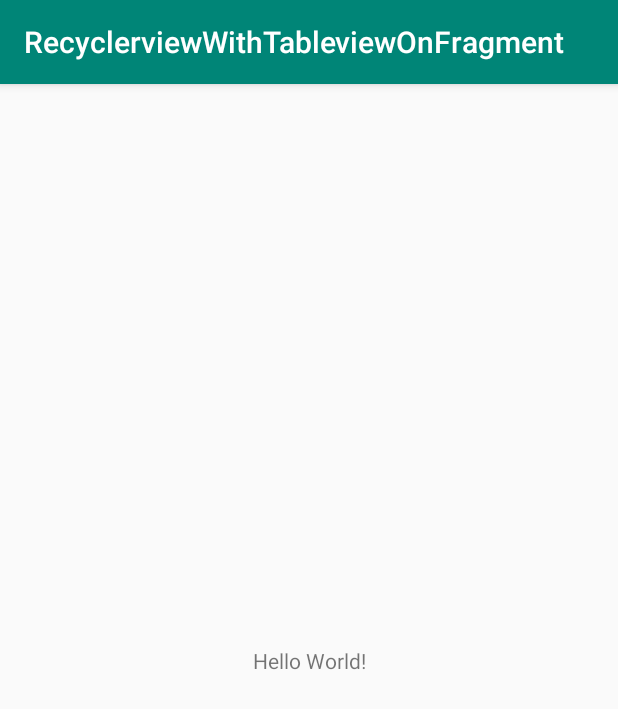
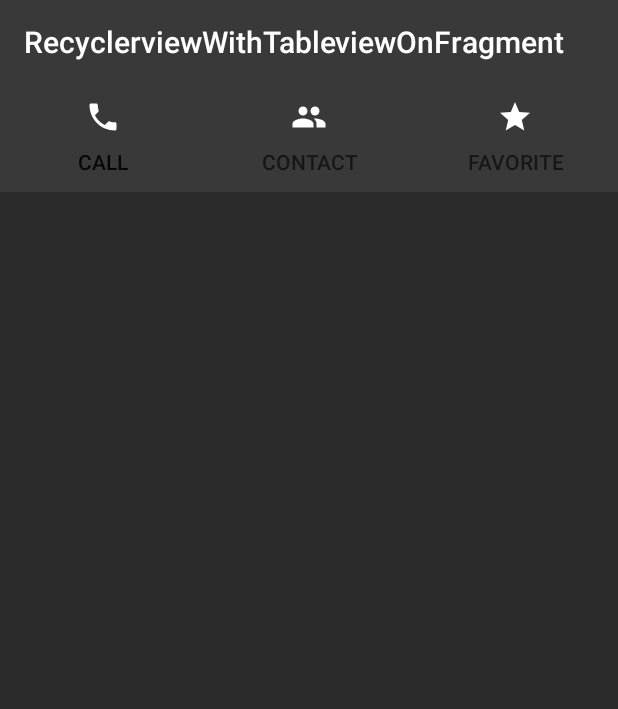
Before and after one commit to foureverhh/FragmentWithRecyclerview, an Android app: the screen it shows after launch (MainActivity), on a phone screen of 412 x 824 dp. Shown: the top 709 px of the screen. Run offline under Robolectric (Android 15) with nearby library versions, the phone set to English and light mode, and no system bars.

Commit message:
Set up viewpager on tablayout

```diff
--- a/app/build.gradle
+++ b/app/build.gradle
@@ -25,4 +25,7 @@ dependencies {
     testImplementation 'junit:junit:4.12'
     androidTestImplementation 'com.android.support.test:runner:1.0.2'
     androidTestImplementation 'com.android.support.test.espresso:espresso-core:3.0.2'
+
+    implementation 'com.android.support:design:28.0.0'
+
 }
--- /dev/null
+++ b/app/src/main/java/com/nackademin/foureverhh/recyclerviewwithtableviewonfragment/FragmentCall.java
@@ -0,0 +1,24 @@
+package com.nackademin.foureverhh.recyclerviewwithtableviewonfragment;
+
+import android.os.Bundle;
+import android.support.annotation.NonNull;
+import android.support.annotation.Nullable;
+import android.support.v4.app.Fragment;
+import android.view.LayoutInflater;
+import android.view.View;
+import android.view.ViewGroup;
+
+public class FragmentCall extends Fragment {
+
+    View view;
+
+    public FragmentCall() {
+    }
+
+    @Nullable
+    @Override
+    public View onCreateView(@NonNull LayoutInflater inflater, @Nullable ViewGroup container, @Nullable Bundle savedInstanceState) {
+        view = inflater.inflate(R.layout.call_fragment,container,false);
+        return view;
+    }
+}
--- /dev/null
+++ b/app/src/main/java/com/nackademin/foureverhh/recyclerviewwithtableviewonfragment/FragmentContact.java
@@ -0,0 +1,24 @@
+package com.nackademin.foureverhh.recyclerviewwithtableviewonfragment;
+
+import android.os.Bundle;
+import android.support.annotation.NonNull;
+import android.support.annotation.Nullable;
+import android.support.v4.app.Fragment;
+import android.view.LayoutInflater;
+import android.view.View;
+import android.view.ViewGroup;
+
+public class FragmentContact extends Fragment {
+
+    View view;
+
+    public FragmentContact() {
+    }
+
+    @Nullable
+    @Override
+    public View onCreateView(@NonNull LayoutInflater inflater, @Nullable ViewGroup container, @Nullable Bundle savedInstanceState) {
+        view = inflater.inflate(R.layout.contact_fragment,container,false);
+        return view;
+    }
+}
--- /dev/null
+++ b/app/src/main/java/com/nackademin/foureverhh/recyclerviewwithtableviewonfragment/FragmentFav.java
@@ -0,0 +1,24 @@
+package com.nackademin.foureverhh.recyclerviewwithtableviewonfragment;
+
+import android.os.Bundle;
+import android.support.annotation.NonNull;
+import android.support.annotation.Nullable;
+import android.support.v4.app.Fragment;
+import android.view.LayoutInflater;
+import android.view.View;
+import android.view.ViewGroup;
+
+public class FragmentFav extends Fragment {
+
+    View view;
+
+    public FragmentFav() {
+    }
+
+    @Nullable
+    @Override
+    public View onCreateView(@NonNull LayoutInflater inflater, @Nullable ViewGroup container, @Nullable Bundle savedInstanceState) {
+        view = inflater.inflate(R.layout.fav_fragment,container,false);
+        return view;
+    }
+}
--- a/app/src/main/java/com/nackademin/foureverhh/recyclerviewwithtableviewonfragment/MainActivity.java
+++ b/app/src/main/java/com/nackademin/foureverhh/recyclerviewwithtableviewonfragment/MainActivity.java
@@ -1,13 +1,41 @@
 package com.nackademin.foureverhh.recyclerviewwithtableviewonfragment;
 
+import android.support.design.widget.TabLayout;
+import android.support.v4.app.FragmentManager;
+import android.support.v4.view.ViewPager;
+import android.support.v7.app.ActionBar;
 import android.support.v7.app.AppCompatActivity;
 import android.os.Bundle;
 
 public class MainActivity extends AppCompatActivity {
 
+    private TabLayout tabLayout;
+    private ViewPager viewPager;
+    private ViewPagerAdapter viewPagerAdapter;
+
     @Override
     protected void onCreate(Bundle savedInstanceState) {
         super.onCreate(savedInstanceState);
         setContentView(R.layout.activity_main);
+
+        tabLayout = findViewById(R.id.tabLayout_id);
+        viewPager = findViewById(R.id.viewPager_id);
+        viewPagerAdapter = new ViewPagerAdapter(getSupportFragmentManager());
+
+        //Add Fragment Here
+        viewPagerAdapter.addFragment(new FragmentCall(),"Call");
+        viewPagerAdapter.addFragment(new FragmentContact(),"Contact");
+        viewPagerAdapter.addFragment(new FragmentFav(),"Favorite");
+
+        viewPager.setAdapter(viewPagerAdapter);
+        tabLayout.setupWithViewPager(viewPager);
+
+        tabLayout.getTabAt(0).setIcon(R.drawable.ic_call);
+        tabLayout.getTabAt(1).setIcon(R.drawable.ic_group);
+        tabLayout.getTabAt(2).setIcon(R.drawable.ic_star);
+
+        //Remove shadow from action bar
+        ActionBar actionBar = getSupportActionBar();
+        actionBar.setElevation(0);
     }
 }
--- /dev/null
+++ b/app/src/main/java/com/nackademin/foureverhh/recyclerviewwithtableviewonfragment/ViewPagerAdapter.java
@@ -0,0 +1,42 @@
+package com.nackademin.foureverhh.recyclerviewwithtableviewonfragment;
+
+import android.support.annotation.Nullable;
+import android.support.v4.app.Fragment;
+import android.support.v4.app.FragmentManager;
+import android.support.v4.app.FragmentPagerAdapter;
+
+import java.util.ArrayList;
+import java.util.List;
+
+public class ViewPagerAdapter extends FragmentPagerAdapter {
+
+    private final List<Fragment> listFragments = new ArrayList<>();
+    private final List<String> listTitles = new ArrayList<>();
+
+
+    public ViewPagerAdapter(FragmentManager fm) {
+        super(fm);
+    }
+
+    @Override
+    public Fragment getItem(int i) {
+        return listFragments.get(i);
+    }
+
+    @Override
+    public int getCount() {
+        return listFragments.size();
+    }
+
+
+    @Nullable
+    @Override
+    public CharSequence getPageTitle(int position) {
+        return listTitles.get(position);
+    }
+
+    public void addFragment(Fragment fragment,String title){
+        listFragments.add(fragment);
+        listTitles.add(title);
+    }
+}
--- /dev/null
+++ b/app/src/main/res/drawable/ic_call.xml
@@ -0,0 +1,9 @@
+<vector xmlns:android="http://schemas.android.com/apk/res/android"
+        android:width="24dp"
+        android:height="24dp"
+        android:viewportWidth="24.0"
+        android:viewportHeight="24.0">
+    <path
+        android:fillColor="#fff"
+        android:pathData="M6.62,10.79c1.44,2.83 3.76,5.14 6.59,6.59l2.2,-2.2c0.27,-0.27 0.67,-0.36 1.02,-0.24 1.12,0.37 2.33,0.57 3.57,0.57 0.55,0 1,0.45 1,1V20c0,0.55 -0.45,1 -1,1 -9.39,0 -17,-7.61 -17,-17 0,-0.55 0.45,-1 1,-1h3.5c0.55,0 1,0.45 1,1 0,1.25 0.2,2.45 0.57,3.57 0.11,0.35 0.03,0.74 -0.25,1.02l-2.2,2.2z"/>
+</vector>
--- /dev/null
+++ b/app/src/main/res/drawable/ic_group.xml
@@ -0,0 +1,9 @@
+<vector xmlns:android="http://schemas.android.com/apk/res/android"
+        android:width="24dp"
+        android:height="24dp"
+        android:viewportWidth="24.0"
+        android:viewportHeight="24.0">
+    <path
+        android:fillColor="#fff"
+        android:pathData="M16,11c1.66,0 2.99,-1.34 2.99,-3S17.66,5 16,5c-1.66,0 -3,1.34 -3,3s1.34,3 3,3zM8,11c1.66,0 2.99,-1.34 2.99,-3S9.66,5 8,5C6.34,5 5,6.34 5,8s1.34,3 3,3zM8,13c-2.33,0 -7,1.17 -7,3.5L1,19h14v-2.5c0,-2.33 -4.67,-3.5 -7,-3.5zM16,13c-0.29,0 -0.62,0.02 -0.97,0.05 1.16,0.84 1.97,1.97 1.97,3.45L17,19h6v-2.5c0,-2.33 -4.67,-3.5 -7,-3.5z"/>
+</vector>
--- /dev/null
+++ b/app/src/main/res/drawable/ic_star.xml
@@ -0,0 +1,9 @@
+<vector xmlns:android="http://schemas.android.com/apk/res/android"
+        android:width="24dp"
+        android:height="24dp"
+        android:viewportWidth="24.0"
+        android:viewportHeight="24.0">
+    <path
+        android:fillColor="#fff"
+        android:pathData="M12,17.27L18.18,21l-1.64,-7.03L22,9.24l-7.19,-0.61L12,2 9.19,8.63 2,9.24l5.46,4.73L5.82,21z"/>
+</vector>
--- a/app/src/main/res/layout/activity_main.xml
+++ b/app/src/main/res/layout/activity_main.xml
@@ -1,18 +1,29 @@
 <?xml version="1.0" encoding="utf-8"?>
-<android.support.constraint.ConstraintLayout xmlns:android="http://schemas.android.com/apk/res/android"
+<LinearLayout xmlns:android="http://schemas.android.com/apk/res/android"
     xmlns:app="http://schemas.android.com/apk/res-auto"
     xmlns:tools="http://schemas.android.com/tools"
     android:layout_width="match_parent"
     android:layout_height="match_parent"
-    tools:context=".MainActivity">
+    tools:context=".MainActivity"
+    android:orientation="vertical">
 
-    <TextView
-        android:layout_width="wrap_content"
-        android:layout_height="wrap_content"
-        android:text="Hello World!"
-        app:layout_constraintBottom_toBottomOf="parent"
-        app:layout_constraintLeft_toLeftOf="parent"
-        app:layout_constraintRight_toRightOf="parent"
-        app:layout_constraintTop_toTopOf="parent" />
+   <android.support.design.widget.TabLayout
+       android:layout_width="match_parent"
+       android:layout_height="wrap_content"
+       android:background="@color/colorPrimary"
+       app:tabMode="fixed"
+       app:tabGravity="fill"
+       app:tabIndicator="@color/colorAccent"
+       android:id="@+id/tabLayout_id">
 
-</android.support.constraint.ConstraintLayout>
+   </android.support.design.widget.TabLayout>
+
+    <android.support.v4.view.ViewPager
+        android:layout_width="match_parent"
+        android:layout_height="match_parent"
+        android:id="@+id/viewPager_id"
+        >
+
+    </android.support.v4.view.ViewPager>
+
+</LinearLayout>
--- /dev/null
+++ b/app/src/main/res/layout/call_fragment.xml
@@ -0,0 +1,9 @@
+<?xml version="1.0" encoding="utf-8"?>
+<LinearLayout xmlns:android="http://schemas.android.com/apk/res/android"
+    android:orientation="vertical" android:layout_width="match_parent"
+    android:layout_height="match_parent"
+    android:background="@color/backgroundFragment"
+
+    >
+
+</LinearLayout>
--- /dev/null
+++ b/app/src/main/res/layout/contact_fragment.xml
@@ -0,0 +1,7 @@
+<?xml version="1.0" encoding="utf-8"?>
+<LinearLayout xmlns:android="http://schemas.android.com/apk/res/android"
+    android:orientation="vertical" android:layout_width="match_parent"
+    android:layout_height="match_parent"
+    android:background="@color/backgroundFragment">
+
+</LinearLayout>
--- /dev/null
+++ b/app/src/main/res/layout/fav_fragment.xml
@@ -0,0 +1,7 @@
+<?xml version="1.0" encoding="utf-8"?>
+<LinearLayout xmlns:android="http://schemas.android.com/apk/res/android"
+    android:orientation="vertical" android:layout_width="match_parent"
+    android:layout_height="match_parent"
+    android:background="@color/backgroundFragment">
+
+</LinearLayout>
--- a/app/src/main/res/values/colors.xml
+++ b/app/src/main/res/values/colors.xml
@@ -1,6 +1,7 @@
 <?xml version="1.0" encoding="utf-8"?>
 <resources>
-    <color name="colorPrimary">#008577</color>
-    <color name="colorPrimaryDark">#00574B</color>
-    <color name="colorAccent">#D81B60</color>
+    <color name="colorPrimary">#393939</color>
+    <color name="colorPrimaryDark">#2f2f2f</color>
+    <color name="colorAccent">#52b7f8</color>
+    <color name="backgroundFragment">#2b2b2b</color>
 </resources>
```
